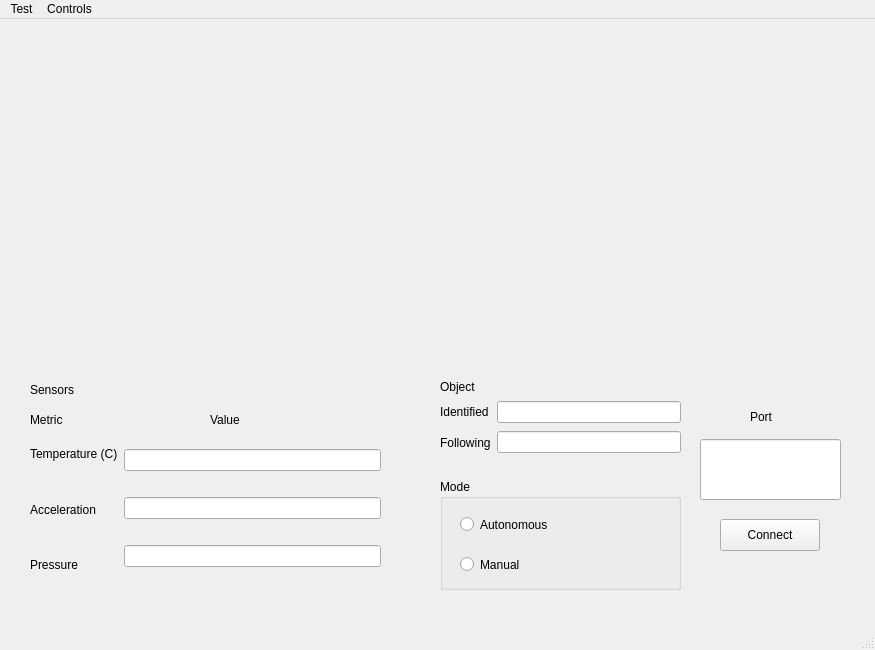
Qt form mainwindow.ui (kevinab25/vine-robot) before a commit.
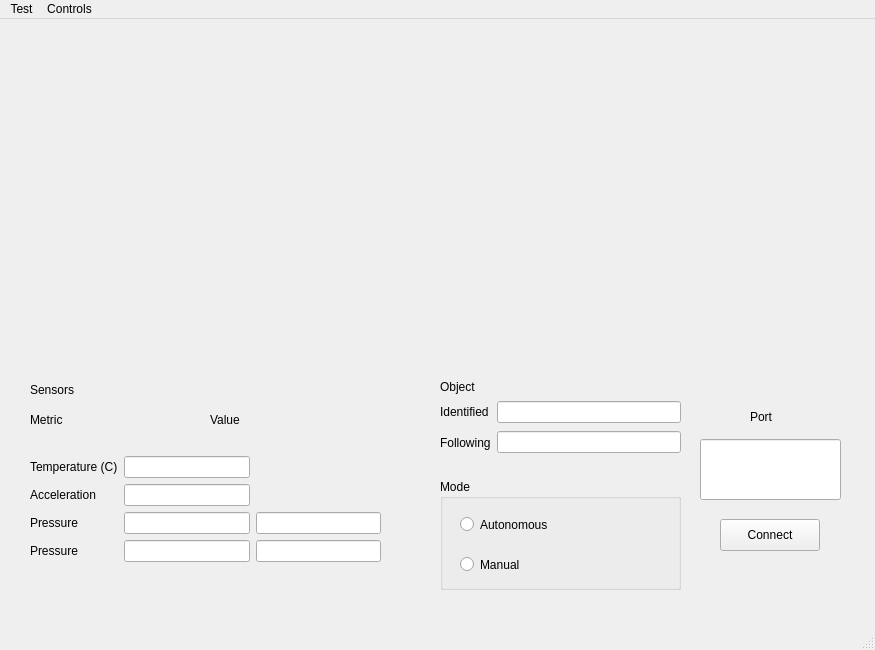
The same form after that commit. Icons and pictures are not drawn.

Diff of the .ui file:
```diff
--- a/mainwindow.ui
+++ b/mainwindow.ui
@@ -59,55 +59,83 @@
      </property>
      <layout class="QHBoxLayout" name="horizontalLayout">
       <item>
-       <layout class="QVBoxLayout" name="verticalLayout">
+       <layout class="QVBoxLayout" name="verticalLayout_2">
         <item>
+         <layout class="QGridLayout" name="gridLayout">
+          <item row="2" column="1">
+           <widget class="QLineEdit" name="pressure_val_rcvd">
+            <property name="readOnly">
+             <bool>true</bool>
+            </property>
+           </widget>
+          </item>
+          <item row="2" column="2">
+           <widget class="QLineEdit" name="pressure_val_rcvd_2">
+            <property name="readOnly">
+             <bool>true</bool>
+            </property>
+           </widget>
+          </item>
+          <item row="0" column="1">
+           <widget class="QLineEdit" name="temp_val_rvcd">
+            <property name="enabled">
+             <bool>true</bool>
+            </property>
+            <property name="readOnly">
+             <bool>true</bool>
+            </property>
+           </widget>
+          </item>
+          <item row="1" column="1">
+           <widget class="QLineEdit" name="speed_val_rcvd">
+            <property name="readOnly">
+             <bool>true</bool>
+            </property>
+           </widget>
+          </item>
+          <item row="3" column="1">
+           <widget class="QLineEdit" name="pressure_val_rcvd_3">
+            <property name="readOnly">
+             <bool>true</bool>
+            </property>
+           </widget>
+          </item>
+          <item row="3" column="2">
+           <widget class="QLineEdit" name="pressure_val_rcvd_4">
+            <property name="readOnly">
+             <bool>true</bool>
+            </property>
+           </widget>
+          </item>
+          <item row="0" column="0">
          <widget class="QLabel" name="label">
           <property name="text">
            <string>Temperature (C)</string>
           </property>
          </widget>
         </item>
-        <item>
+          <item row="1" column="0">
          <widget class="QLabel" name="label_2">
           <property name="text">
            <string>Acceleration</string>
           </property>
          </widget>
         </item>
-        <item>
+          <item row="2" column="0">
          <widget class="QLabel" name="label_4">
           <property name="text">
            <string>Pressure</string>
           </property>
          </widget>
         </item>
-       </layout>
-      </item>
-      <item>
-       <layout class="QVBoxLayout" name="verticalLayout_2">
-        <item>
-         <widget class="QLineEdit" name="temp_val_rvcd">
-          <property name="enabled">
-           <bool>true</bool>
-          </property>
-          <property name="readOnly">
-           <bool>true</bool>
-          </property>
-         </widget>
-        </item>
-        <item>
-         <widget class="QLineEdit" name="speed_val_rcvd">
-          <property name="readOnly">
-           <bool>true</bool>
-          </property>
-         </widget>
-        </item>
-        <item>
-         <widget class="QLineEdit" name="pressure_val_rcvd">
-          <property name="readOnly">
-           <bool>true</bool>
-          </property>
-         </widget>
+          <item row="3" column="0">
+           <widget class="QLabel" name="label_5">
+            <property name="text">
+             <string>Pressure</string>
+            </property>
+           </widget>
+          </item>
+         </layout>
         </item>
        </layout>
       </item>
```
Left out of the diff: 6 changed lines with no effect on the pictures. Lines whose indentation alone changed are shown as unchanged.
